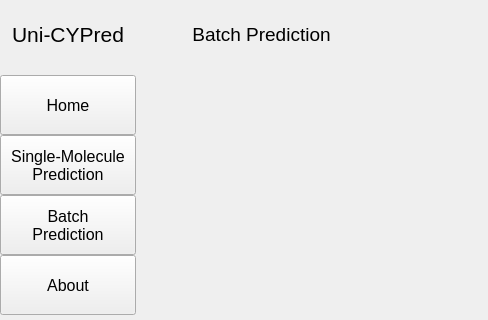
Before: the Qt Designer form widgets/main.ui in xli7654321/Neo-CYPi, drawn with Qt 5; both pictures show x 0 to 488 and y 0 to 320 of the 1000 by 667 pixel window.
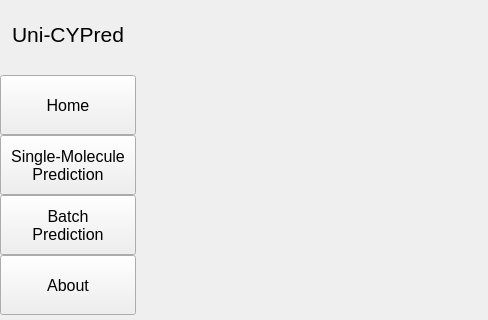
After: the same form once the commit is applied. The open tabs and pages were chosen to show the change. Icons and pictures are not drawn.

The edit to the form file:
```diff
--- a/widgets/main.ui
+++ b/widgets/main.ui
@@ -155,58 +155,7 @@
           </widget>
          </widget>
          <widget class="QWidget" name="single_page"/>
-         <widget class="QWidget" name="batch_page">
-          <widget class="QWidget" name="layoutWidget">
-           <property name="geometry">
-            <rect>
-             <x>30</x>
-             <y>20</y>
-             <width>165</width>
-             <height>28</height>
-            </rect>
-           </property>
-           <layout class="QHBoxLayout" name="batch_hLayout">
-            <item>
-             <widget class="QLabel" name="batch_icon">
-              <property name="maximumSize">
-               <size>
-                <width>20</width>
-                <height>20</height>
-               </size>
-              </property>
-              <property name="text">
-               <string/>
-              </property>
-              <property name="pixmap">
-               <pixmap resource="../static/resource.qrc">:/icons/icons/Microsoft-Fluentui-Emoji-Mono-Infinity.ico</pixmap>
-              </property>
-              <property name="scaledContents">
-               <bool>true</bool>
-              </property>
-              <property name="alignment">
-               <set>Qt::AlignCenter</set>
-              </property>
-             </widget>
-            </item>
-            <item>
-             <widget class="QLabel" name="batch_label">
-              <property name="font">
-               <font>
-                <family>Segoe UI</family>
-                <pointsize>14</pointsize>
-               </font>
-              </property>
-              <property name="text">
-               <string>Batch Prediction</string>
-              </property>
-              <property name="alignment">
-               <set>Qt::AlignCenter</set>
-              </property>
-             </widget>
-            </item>
-           </layout>
-          </widget>
-         </widget>
+         <widget class="QWidget" name="batch_page"/>
          <widget class="QWidget" name="about_page">
           <widget class="QWidget" name="layoutWidget">
            <property name="geometry">
```
Left out of the diff: 22 changed lines with no effect on the pictures.
